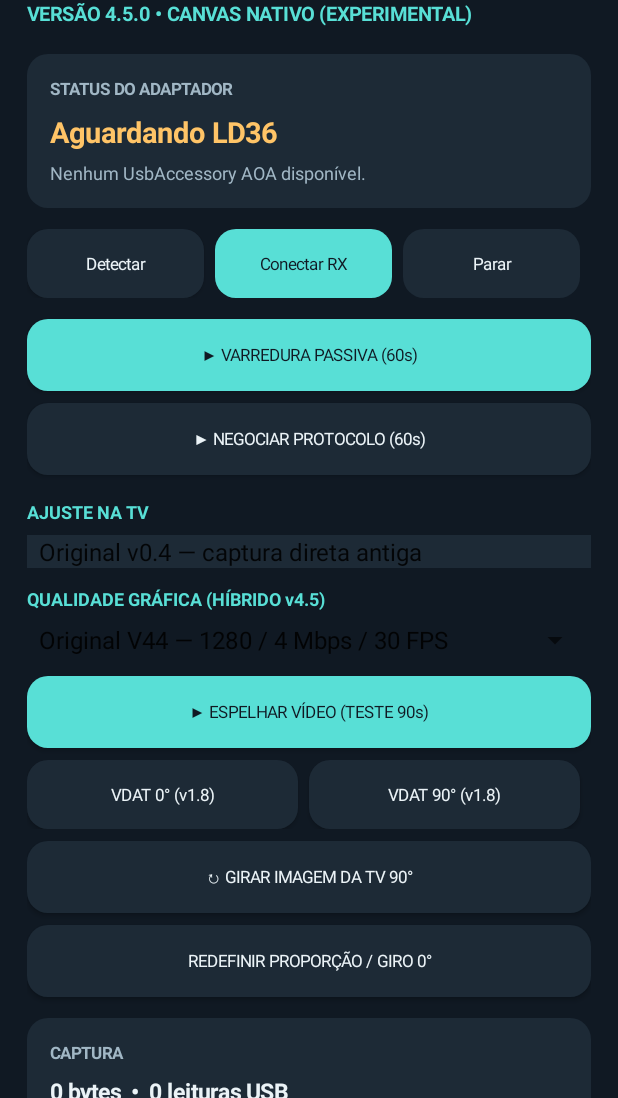
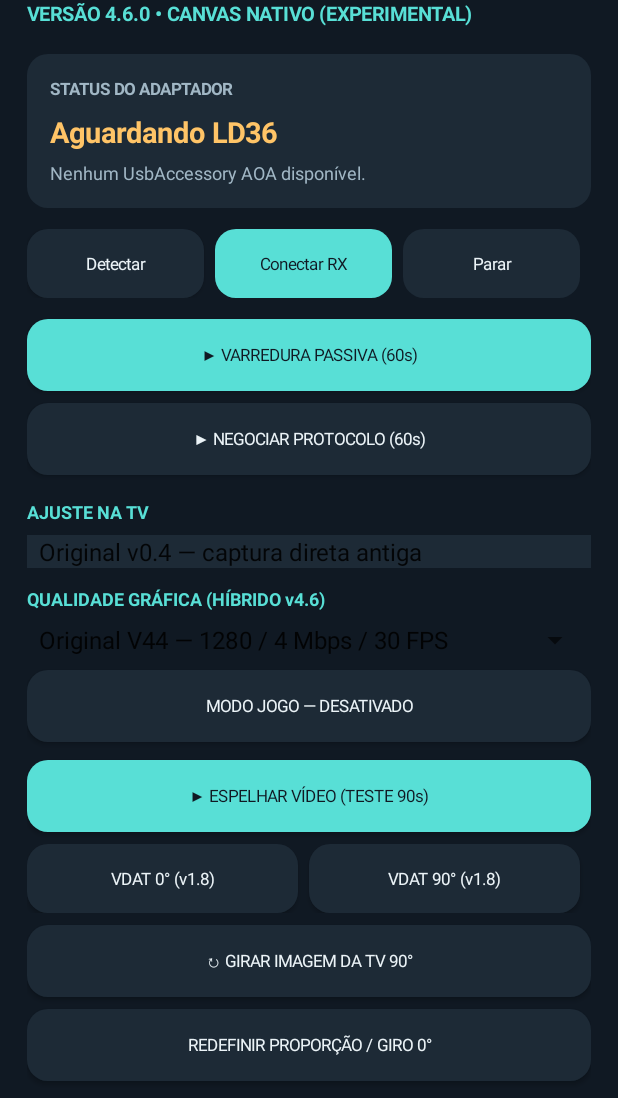
Before and after one commit to amorim220-design/NURA-LD36-Diagnostic, an Android app: the screen it shows after launch (MainActivity), on a phone screen of 412 x 824 dp, the part 138-1236 px from its top. Run offline under Robolectric (Android 15) with nearby library versions, the phone set to English and light mode, and no system bars.

Commit message:
V46 game preset and experimental smoother profiles

```diff
--- a/app/src/main/java/com/nura/ld36diagnostic/MainActivity.java
+++ b/app/src/main/java/com/nura/ld36diagnostic/MainActivity.java
@@ -119,7 +119,7 @@ public final class MainActivity extends Activity {
     private volatile int generation = 0;
     private volatile int qualityProfile = 0;
     private volatile int sessionQuality = 0;
-    private int qualityLongEdge() { return sessionQuality == 1 ? 960 : sessionQuality >= 3 ? 1920 : 1280; }
+    private int qualityLongEdge() { return sessionQuality == 1 ? 960 : (sessionQuality == 3 || sessionQuality == 4 || sessionQuality == 6 || sessionQuality == 7) ? 1920 : 1280; }
     private int qualityScale(int value) { return Math.max(320, Math.round(value * qualityLongEdge() / 1280f / 16f) * 16); }
     private long totalBytes = 0;
     private long chunks = 0;
@@ -236,7 +236,7 @@ public final class MainActivity extends Activity {
         TextView title = text("LD36 Diagnostic", 28, INK, Typeface.BOLD);
         title.setPadding(0, dp(7), 0, dp(5));
         root.addView(title);
-        TextView subtitle = text("VERSÃO 4.5.0 • CANVAS NATIVO (EXPERIMENTAL)", 13, ACCENT, Typeface.BOLD);
+        TextView subtitle = text("VERSÃO 4.6.0 • CANVAS NATIVO (EXPERIMENTAL)", 13, ACCENT, Typeface.BOLD);
         root.addView(subtitle);
 
         LinearLayout statusCard = columnCard();
@@ -286,7 +286,7 @@ public final class MainActivity extends Activity {
             "GIRO RÁPIDO v2.6 — GPU sem segurar quadros",
             "RETRATO NÍTIDO v2.7 — GPU 90° + H264 fixo (experimental)",
             "HÍBRIDO v3.2 — vertical v2.2 + horizontal v2.7 (reinicia ao girar)",
-            "HÍBRIDO v4.5 — qualidade gráfica (experimental)"
+            "HÍBRIDO v4.6 — qualidade e jogo (experimental)"
         };
         ArrayAdapter<String> fitAdapter = new ArrayAdapter<>(this,
             android.R.layout.simple_spinner_item, fitting);
@@ -418,9 +418,9 @@ public final class MainActivity extends Activity {
             @Override public void onNothingSelected(AdapterView<?> parent) { }
         });
         addToRoot(root, fitPicker, 7);
-        addToRoot(root, text("QUALIDADE GRÁFICA (HÍBRIDO v4.5)", 12, ACCENT, Typeface.BOLD), 12);
+        addToRoot(root, text("QUALIDADE GRÁFICA (HÍBRIDO v4.6)", 12, ACCENT, Typeface.BOLD), 12);
         Spinner qualityPicker = new Spinner(this);
-        ArrayAdapter<String> qualityAdapter = new ArrayAdapter<>(this, android.R.layout.simple_spinner_item, new String[]{"Original V44 — 1280 / 4 Mbps / 30 FPS", "Econômico — 960 / 2 Mbps / 30 FPS", "Nitidez — 1280 / 8 Mbps / 30 FPS", "Full HD proporcional — 1920 / 10 Mbps / 30 FPS", "Full HD fluido — 1920 / 12 Mbps / 60 FPS (experimental)"});
+        ArrayAdapter<String> qualityAdapter = new ArrayAdapter<>(this, android.R.layout.simple_spinner_item, new String[]{"Original V44 — 1280 / 4 Mbps / 30 FPS", "Econômico — 960 / 2 Mbps / 30 FPS", "Nitidez — 1280 / 8 Mbps / 30 FPS", "Full HD proporcional — 1920 / 10 Mbps / 30 FPS", "Full HD fluido — 1920 / 12 Mbps / 60 FPS (experimental)", "Jogo leve — 1280 / 6 Mbps / 60 FPS", "Fluido — 1920 / 8 Mbps / 45 FPS", "Full HD jogo — 1920 / 8 Mbps / 60 FPS"});
         qualityAdapter.setDropDownViewResource(android.R.layout.simple_spinner_dropdown_item);
         qualityPicker.setAdapter(qualityAdapter);
         qualityPicker.setOnItemSelectedListener(new AdapterView.OnItemSelectedListener() {
@@ -428,6 +428,17 @@ public final class MainActivity extends Activity {
             public void onNothingSelected(AdapterView<?> parent) { }
         });
         addToRoot(root, qualityPicker, 7);
+        Button gameButton = button("MODO JOGO — DESATIVADO", PANEL, INK);
+        final int[] previousQuality = {0};
+        final boolean[] gameEnabled = {false};
+        gameButton.setOnClickListener(v -> {
+            if (running.get()) { appendLog("Pare a transmissão antes de alterar o Modo Jogo."); return; }
+            if (!gameEnabled[0]) { previousQuality[0] = qualityPicker.getSelectedItemPosition(); qualityPicker.setSelection(5); qualityProfile = 5; gameEnabled[0] = true; qualityPicker.setEnabled(false); }
+            else { qualityPicker.setEnabled(true); qualityPicker.setSelection(previousQuality[0]); qualityProfile = previousQuality[0]; gameEnabled[0] = false; }
+            gameButton.setText(gameEnabled[0] ? "MODO JOGO — ATIVADO" : "MODO JOGO — DESATIVADO");
+            appendLog("Modo Jogo: válido na próxima sessão HÍBRIDO v4.6.");
+        });
+        addToRoot(root, gameButton, 8);
         addToRoot(root, videoButton, 12);
         Button testAngle0 = button("VDAT 0° (v1.8)", PANEL, INK);
         Button testAngle90 = button("VDAT 90° (v1.8)", PANEL, INK);
```
